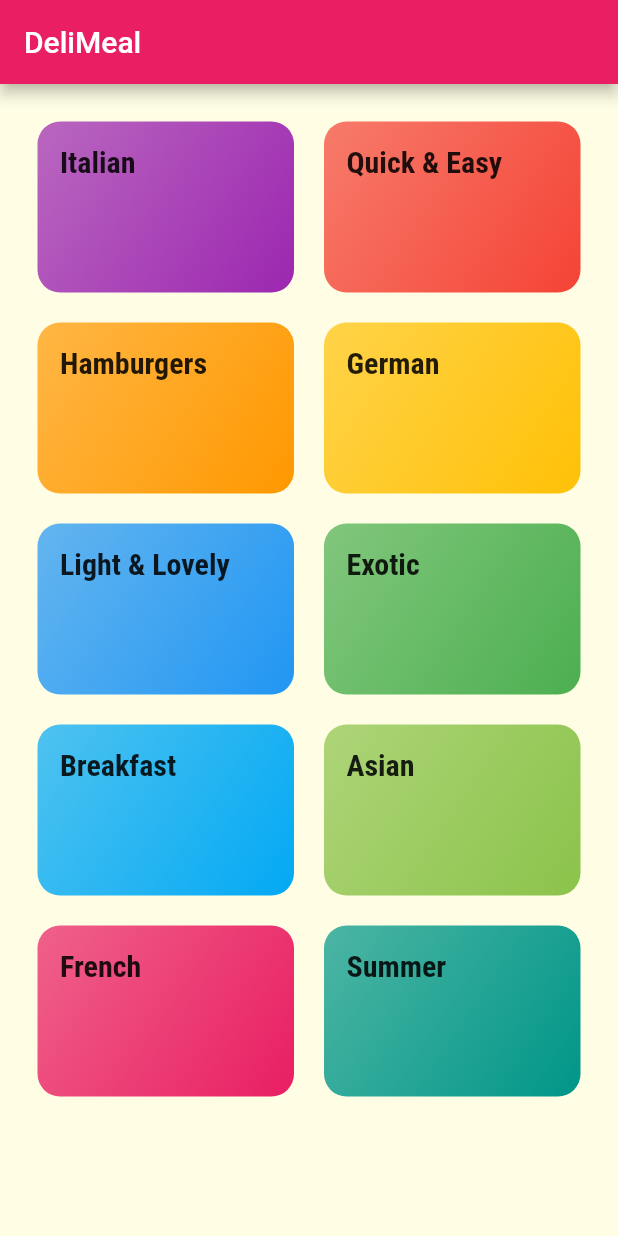
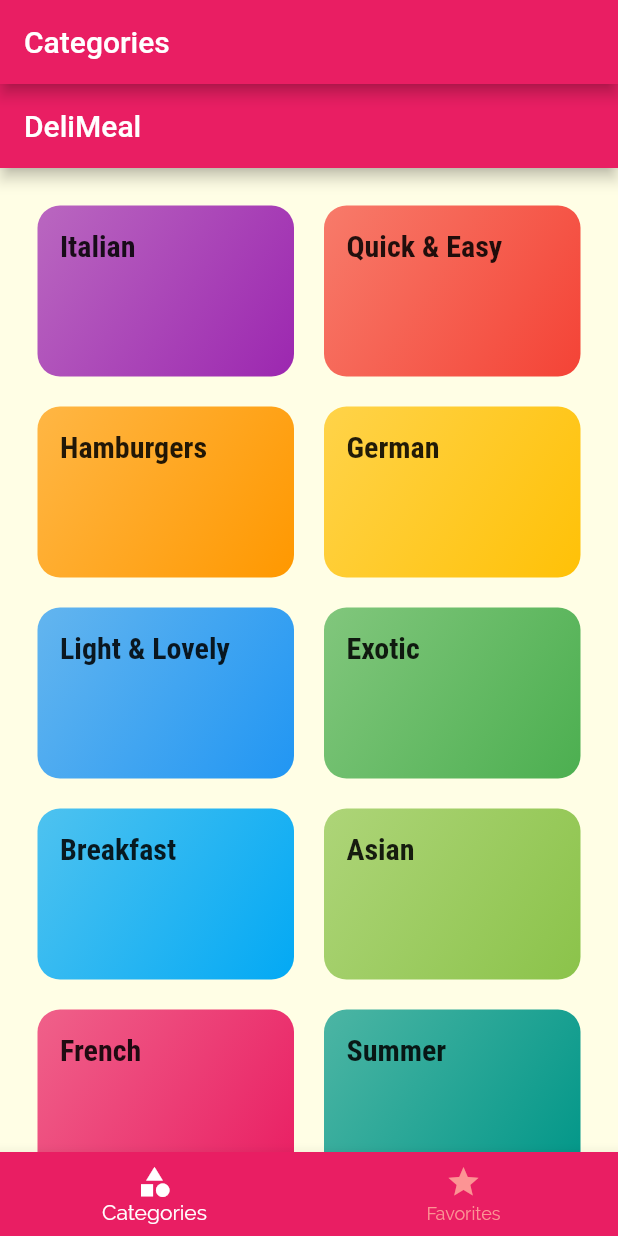
Before and after one commit to GrafSoul/meals-app-flutter, a Flutter app: the screen it shows after launch, on a phone screen of 412 x 824 dp. Run offline on Flutter 3.47's test engine with Material 2 defaults, Android fonts, the phone set to English and light mode, and no system bars.

Commit message:
feat: Added Tabs for app.

```diff
--- a/lib/main.dart
+++ b/lib/main.dart
@@ -1,8 +1,8 @@
 import 'package:flutter/material.dart';
 
-import './screens/categories_screen.dart';
 import './screens/category_meals_screen.dart';
 import './screens/meal_detail_screen.dart';
+import './screens/tabs_screen.dart';
 
 void main() => runApp(const MyApp());
 
@@ -18,6 +18,7 @@ class MyApp extends StatelessWidget {
               .copyWith(secondary: Colors.amber),
           canvasColor: const Color.fromRGBO(255, 254, 229, 1),
           primaryColor: Colors.pink,
+          secondaryHeaderColor: Colors.amber,
           fontFamily: 'Raleway',
           textTheme: ThemeData.light().textTheme.copyWith(
                 bodyText1: const TextStyle(
@@ -34,7 +35,7 @@ class MyApp extends StatelessWidget {
       // home: CategoriesScreen(),
       initialRoute: '/', // default is '/'
       routes: {
-        '/': (ctx) => const CategoriesScreen(),
+        '/': (ctx) => const TabsScreen(),
         CategoryMealsScreen.routeName: (ctx) => const CategoryMealsScreen(),
         MealDetailScreen.routeName: (ctx) => const MealDetailScreen(),
       },
--- a/lib/screens/categories_screen.dart
+++ b/lib/screens/categories_screen.dart
@@ -28,8 +28,6 @@ class CategoriesScreen extends StatelessWidget {
                     catData.color,
                   ),
                 )
-            .toList(),
-      ),
-    );
+                .toList()));
   }
 }
--- /dev/null
+++ b/lib/screens/tabs_screen.dart
@@ -0,0 +1,59 @@
+import 'package:flutter/material.dart';
+
+import './favorites_screen.dart';
+import './categories_screen.dart';
+
+class TabsScreen extends StatefulWidget {
+  const TabsScreen({Key? key}) : super(key: key);
+
+  @override
+  State<TabsScreen> createState() => _TabsScreenState();
+}
+
+class _TabsScreenState extends State<TabsScreen> {
+  final List<Map<String, dynamic>> _pages = [
+    {
+      'page': const CategoriesScreen(),
+      'title': 'Categories',
+    },
+    {
+      'page': const FavoritesScreen(),
+      'title': 'Your Favorite',
+    },
+  ];
+  int _selectedPageIndex = 0;
+
+  void _selectPage(int index) {
+    setState(() {
+      _selectedPageIndex = index;
+    });
+  }
+
+  @override
+  Widget build(BuildContext context) {
+    return Scaffold(
+      appBar: AppBar(
+        title: Text(_pages[_selectedPageIndex]['title']),
+      ),
+      body: _pages[_selectedPageIndex]['page'],
+      bottomNavigationBar: BottomNavigationBar(
+        onTap: _selectPage,
+        backgroundColor: Theme.of(context).primaryColor,
+        unselectedItemColor: const Color.fromARGB(255, 252, 148, 148),
+        selectedItemColor: const Color.fromARGB(255, 255, 255, 255),
+        currentIndex: _selectedPageIndex,
+        // type: BottomNavigationBarType.shifting,
+        items: const [
+          BottomNavigationBarItem(
+              // backgroundColor: Theme.of(context).primaryColor,
+              icon: Icon(Icons.category),
+              label: 'Categories'),
+          BottomNavigationBarItem(
+              // backgroundColor: Theme.of(context).primaryColor,
+              icon: Icon(Icons.star),
+              label: 'Favorites'),
+        ],
+      ),
+    );
+  }
+}
--- /dev/null
+++ b/lib/screens/tabs_screen_top.dart
@@ -0,0 +1,32 @@
+import 'package:flutter/material.dart';
+import './favorites_screen.dart';
+import './categories_screen.dart';
+
+class TabsScreen extends StatefulWidget {
+  const TabsScreen({Key? key}) : super(key: key);
+
+  @override
+  State<TabsScreen> createState() => _TabsScreenState();
+}
+
+class _TabsScreenState extends State<TabsScreen> {
+  @override
+  Widget build(BuildContext context) {
+    return DefaultTabController(
+        length: 2,
+        child: Scaffold(
+          appBar: AppBar(
+            title: const Text('Meals'),
+            bottom: const TabBar(
+              tabs: <Widget>[
+                Tab(icon: Icon(Icons.category), text: 'Categories'),
+                Tab(icon: Icon(Icons.star), text: 'Favorites'),
+              ],
+            ),
+          ),
+          body: const TabBarView(
+            children: [CategoriesScreen(), FavoritesScreen()],
+          ),
+        ));
+  }
+}
```
Also changed, not shown: lib/screens/favorites_screen.dart (added, +12 -0 lines). Lines whose indentation alone changed are shown as unchanged.
